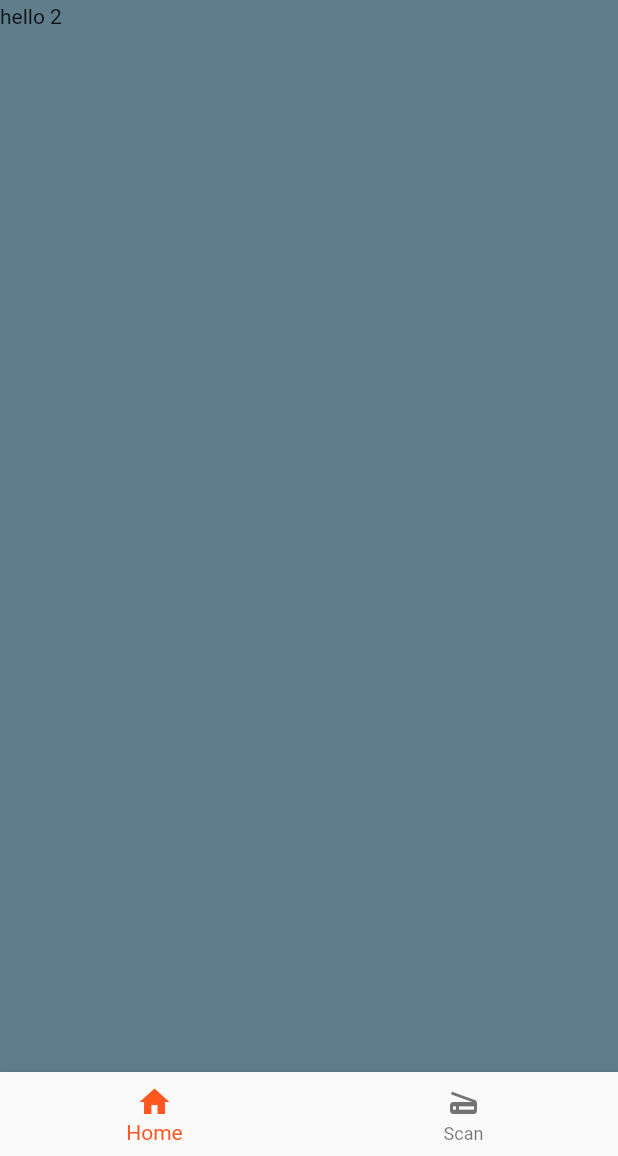
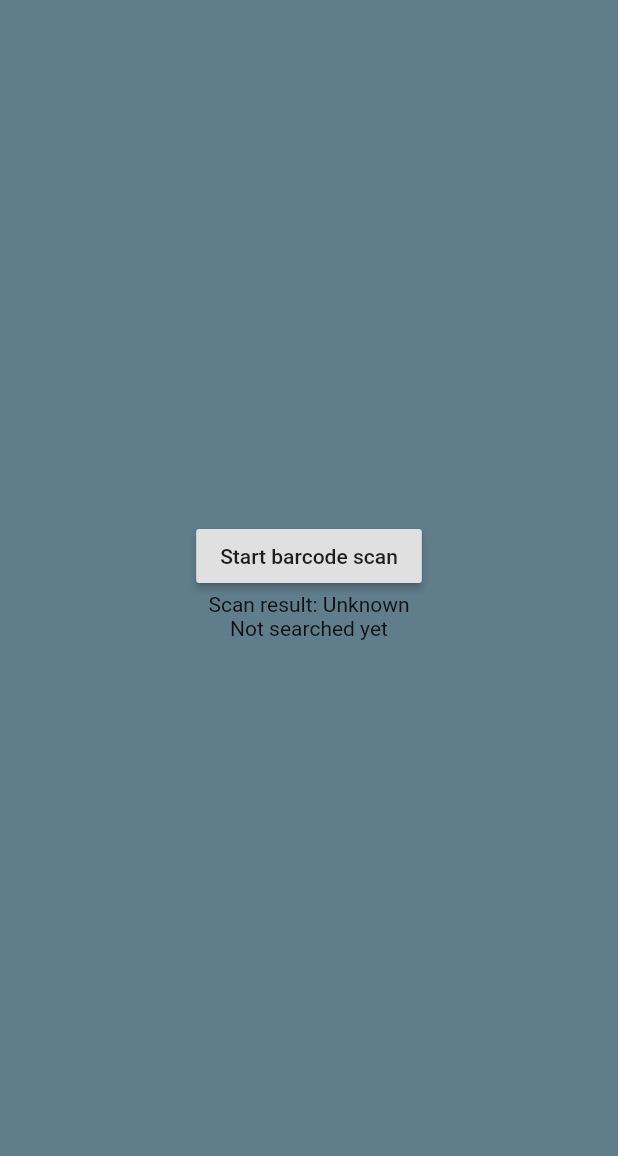
Before and after one commit to aizatazhar/can-i-eat-this, a Flutter app: the screen it shows after launch, on a phone screen of 412 x 824 dp, the part 80-1236 px from its top. Run offline on Flutter 3.47's test engine with Material 2 defaults, Android fonts, the phone set to English and light mode, and no system bars; missing offline and left inert: flutter_barcode_scanner.

Commit message:
Implement barcode scanner

```diff
--- a/lib/main.dart
+++ b/lib/main.dart
@@ -1,4 +1,4 @@
-import 'package:can_i_eat_this/view/root.dart';
+import 'package:can_i_eat_this/view/home.dart';
 import 'package:flutter/material.dart';
 import 'package:flutter/services.dart';
 
@@ -14,7 +14,7 @@ class MyApp extends StatelessWidget {
 
     return MaterialApp(
       title: 'Flutter Demo',
-      home: Root(),
+      home: Home(),
 //      theme: AppTheme.lightThemeData,
       debugShowCheckedModeBanner: false,
     );
--- a/lib/view/home.dart
+++ b/lib/view/home.dart
@@ -1,7 +1,11 @@
+import 'package:can_i_eat_this/controller/logic.dart';
 import 'package:can_i_eat_this/model/product.dart';
 import 'package:can_i_eat_this/view/search_page.dart';
 import 'package:can_i_eat_this/widget/floating_search_bar.dart';
+import 'package:flutter/cupertino.dart';
 import 'package:flutter/material.dart';
+import 'package:flutter/services.dart';
+import 'package:flutter_barcode_scanner/flutter_barcode_scanner.dart';
 
 class Home extends StatefulWidget {
   @override
@@ -10,6 +14,8 @@ class Home extends StatefulWidget {
 
 class _HomeState extends State<Home> {
   Product _product;
+  String _scanBarcode = 'Unknown';
+  Logic logic = Logic();
 
   @override
   Widget build(BuildContext context) {
@@ -21,11 +27,22 @@ class _HomeState extends State<Home> {
   }
 
   Widget _buildBody() {
-    if (_product == null) {
-      return Text("hello 2");
-    }
-
-    return Text(_product.name);
+    return Builder(builder: (BuildContext context) {
+      return Container(
+        alignment: Alignment.center,
+        child: Column(
+          mainAxisAlignment: MainAxisAlignment.center,
+          children: <Widget>[
+            RaisedButton(
+              onPressed: () => scanBarcodeNormal(),
+              child: Text("Start barcode scan")
+            ),
+            Text("Scan result: $_scanBarcode"),
+            Text(_product == null ? "Not searched yet" : _product.name)
+          ]
+        )
+      );
+    });
   }
 
   void _setProduct(Product product) {
@@ -33,4 +50,28 @@ class _HomeState extends State<Home> {
       _product = product;
     });
   }
+
+  Future<void> scanBarcodeNormal() async {
+    String barcodeScanRes;
+    Product fetchedProduct;
+    // Platform messages may fail, so we use a try/catch PlatformException.
+    try {
+      barcodeScanRes = await FlutterBarcodeScanner.scanBarcode(
+          "#ff6666", "Cancel", true, ScanMode.BARCODE);
+      fetchedProduct = await logic.fetchProduct(barcodeScanRes);
+    } on PlatformException {
+      barcodeScanRes = 'Failed to get platform version.';
+      fetchedProduct = null;
+    }
+
+    // If the widget was removed from the tree while the asynchronous platform
+    // message was in flight, we want to discard the reply rather than calling
+    // setState to update our non-existent appearance.
+    if (!mounted) return;
+
+    setState(() {
+      _scanBarcode = barcodeScanRes;
+      _product = fetchedProduct;
+    });
+  }
 }
--- a/lib/view/root.dart
+++ /dev/null
@@ -1,46 +0,0 @@
-import 'package:can_i_eat_this/view/scan.dart';
-import "package:flutter/material.dart";
-
-import 'home.dart';
-
-class Root extends StatefulWidget {
-  @override
-  _RootState createState() => _RootState();
-}
-
-class _RootState extends State<Root> {
-  int _selectedPage = 0;
-  List<Widget> pages = [
-    Home(),
-    Scan(),
-  ];
-
-  @override
-  Widget build(BuildContext context) {
-    return Scaffold(
-      body: IndexedStack(
-        index: _selectedPage,
-        children: pages,
-      ),
-      bottomNavigationBar: BottomNavigationBar(
-        selectedItemColor: Colors.deepOrange,
-        currentIndex: _selectedPage,
-        items: [
-          BottomNavigationBarItem(
-            icon: Icon(Icons.home),
-            label: "Home",
-          ),
-          BottomNavigationBarItem(
-            icon: Icon(Icons.scanner),
-            label: "Scan"
-          ),
-        ],
-        onTap: (index) {
-          setState(() {
-            _selectedPage = index;
-          });
-        },
-      ),
-    );
-  }
-}
--- a/pubspec.yaml
+++ b/pubspec.yaml
@@ -24,6 +24,7 @@ dependencies:
   flutter:
     sdk: flutter
   http: ^0.12.2
+  flutter_barcode_scanner: ^1.0.1
 
   # The following adds the Cupertino Icons font to your application.
   # Use with the CupertinoIcons class for iOS style icons.
```
Also changed, not shown: lib/view/scan.dart (deleted, +0 -11 lines), pubspec.lock, 1 other file.
